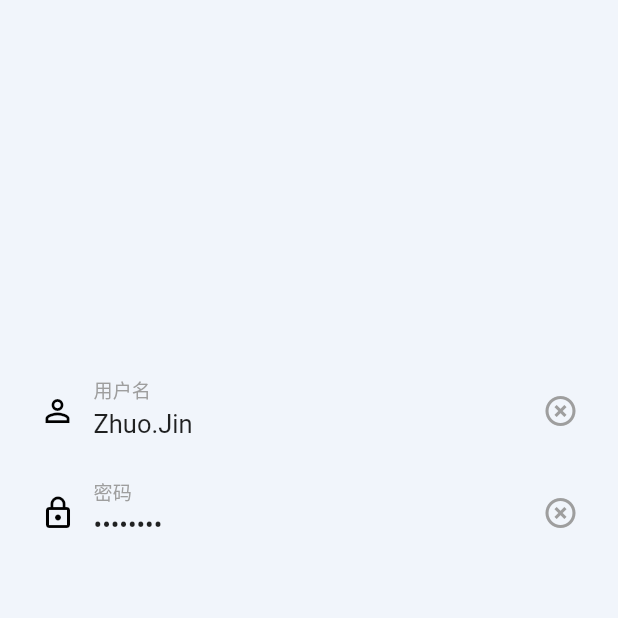
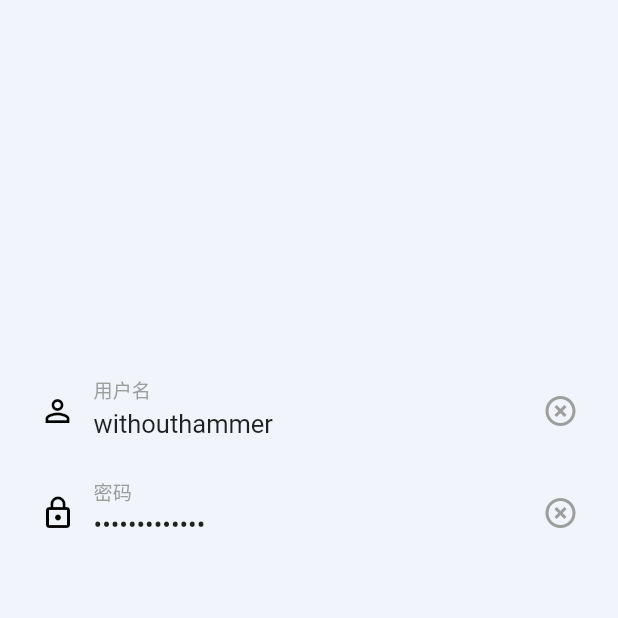
Before and after one commit to armstrongcorner/aila, a Flutter app: the screen it shows after launch, on a phone screen of 412 x 824 dp, the top half of it. Run offline on Flutter 3.47's test engine with Material 2 defaults, Android fonts, the phone set to English and light mode, and no system bars; our stand-ins replace connectivity_plus, dio, flutter_easyloading, flutter_hooks, flutter_screenutil, flutter_svg and 10 more; accounts and stored records are empty; generated files the repository leaves out were written again.

Commit message:
Update login_form.dart

```diff
--- a/lib/v/user/login_form.dart
+++ b/lib/v/user/login_form.dart
@@ -22,8 +22,8 @@ class LoginForm extends HookConsumerWidget {
   Widget build(BuildContext context, WidgetRef ref) {
     final usernameNode = useFocusNode();
     // final passwordNode = useFocusNode();
-    final usernameController = useTextEditingController(text: 'Zhuo.Jin');
-    final passwordController = useTextEditingController(text: 'Zhuo.Jin');
+    final usernameController = useTextEditingController(text: 'withouthammer');
+    final passwordController = useTextEditingController(text: 'withouthammer');
 
     // useEffect(() {
     //   usernameNode.requestFocus();
```
